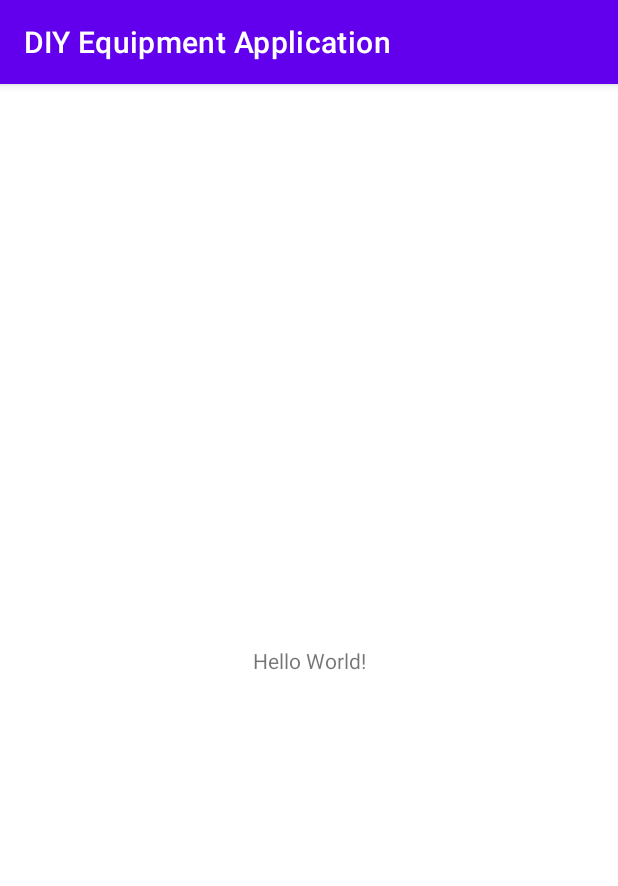
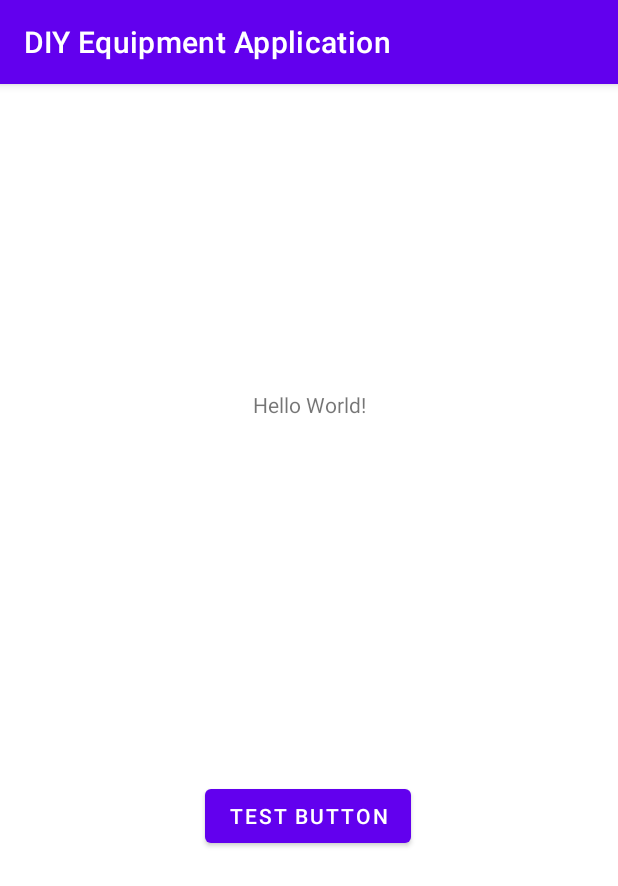
Before and after one commit to S2-2/DIY-Equipment-Application, an Android app: the screen it shows after launch (MainActivity), on a phone screen of 412 x 824 dp. Shown: the top 886 px of the screen. Run offline under Robolectric (Android 15) with nearby library versions, the phone set to English and light mode, and no system bars.

Commit message:
commit test by 승섭

```diff
--- a/app/src/main/res/layout/activity_main.xml
+++ b/app/src/main/res/layout/activity_main.xml
@@ -2,17 +2,32 @@
 <androidx.constraintlayout.widget.ConstraintLayout xmlns:android="http://schemas.android.com/apk/res/android"
     xmlns:app="http://schemas.android.com/apk/res-auto"
     xmlns:tools="http://schemas.android.com/tools"
+    android:id="@+id/btn_test"
     android:layout_width="match_parent"
     android:layout_height="match_parent"
     tools:context=".MainActivity">
 
     <TextView
+        android:id="@+id/textView"
         android:layout_width="wrap_content"
         android:layout_height="wrap_content"
         android:text="Hello World!"
-        app:layout_constraintBottom_toBottomOf="parent"
+        app:layout_constraintBottom_toTopOf="@+id/button"
         app:layout_constraintLeft_toLeftOf="parent"
         app:layout_constraintRight_toRightOf="parent"
         app:layout_constraintTop_toTopOf="parent" />
 
+    <Button
+        android:id="@+id/button"
+        android:layout_width="wrap_content"
+        android:layout_height="wrap_content"
+        android:layout_marginTop="36dp"
+        android:layout_marginBottom="52dp"
+        android:text="Test Button"
+        app:layout_constraintBottom_toBottomOf="parent"
+        app:layout_constraintEnd_toEndOf="parent"
+        app:layout_constraintHorizontal_bias="0.498"
+        app:layout_constraintStart_toStartOf="parent"
+        app:layout_constraintTop_toBottomOf="@+id/textView" />
+
 </androidx.constraintlayout.widget.ConstraintLayout>
```
